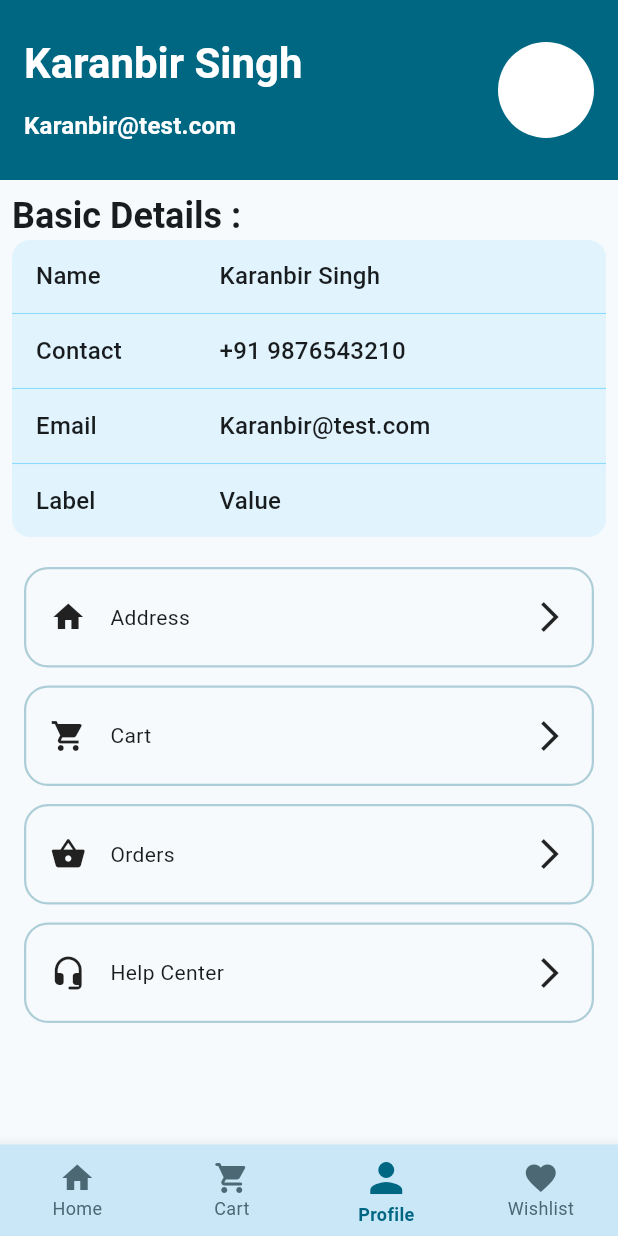
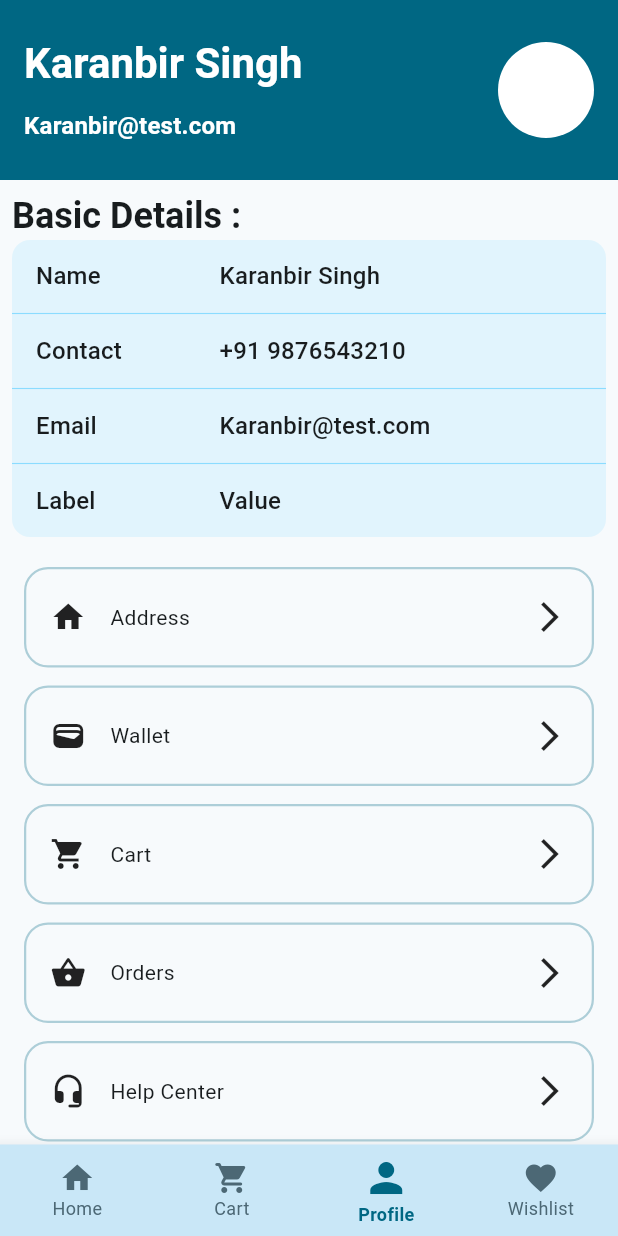
Before and after one commit to Karanbir31/apni-dhukan, a Flutter app: the screen it shows after launch, item 3 of the bottom bar chosen, on a phone screen of 412 x 824 dp. Run offline on Flutter 3.47's test engine with Material 3 defaults, Android fonts, the phone set to English and light mode, and no system bars; our stand-ins replace dio, get; network calls fail.

```diff
--- a/lib/products_details/presentation/products_details_screen.dart
+++ b/lib/products_details/presentation/products_details_screen.dart
@@ -130,7 +130,7 @@ class ProductsDetailsScreen extends StatelessWidget {
 
                       children: [
                         Text(
-                          "₹ ${controller.product.price + 100}",
+                          "₹ ${controller.product.price.toStringAsFixed(2)}",
 
                           style: theme.textTheme.titleLarge?.copyWith(
                             color: theme.colorScheme.onSurface,
--- a/lib/profile/controller/profile_controller.dart
+++ b/lib/profile/controller/profile_controller.dart
@@ -1,8 +1,26 @@
 
 
+import 'package:flutter/cupertino.dart';
+import 'package:flutter/material.dart';
 import 'package:get/get.dart';
 
-class ProfileController extends GetxController{
 
 
+class ProfileController extends GetxController{
+  List<ProfileOtherDetails> profileOtherDetails = [
+    ProfileOtherDetails(text: "Address", iconData: Icons.home),
+    ProfileOtherDetails(text: "Wallet", iconData: Icons.wallet),
+    ProfileOtherDetails(text: "Cart", iconData: Icons.shopping_cart),
+    ProfileOtherDetails(text: "Orders", iconData: Icons.home),
+
+  ];
+
 }
+
+class ProfileOtherDetails{
+  String text;
+  IconData iconData;
+
+  ProfileOtherDetails({required this.text, required this.iconData});
+
+}
--- a/lib/profile/presentation/profile_screen.dart
+++ b/lib/profile/presentation/profile_screen.dart
@@ -185,6 +185,9 @@ class ProfileScreen extends GetView<ProfileController> {
             SliverToBoxAdapter(
               child: buildInfoContainer("Address", Icons.home),
             ),
+            SliverToBoxAdapter(
+              child: buildInfoContainer("Wallet", Icons.wallet),
+            ),
 
             SliverToBoxAdapter(
               child: buildInfoContainer("Cart", Icons.shopping_cart),
```
